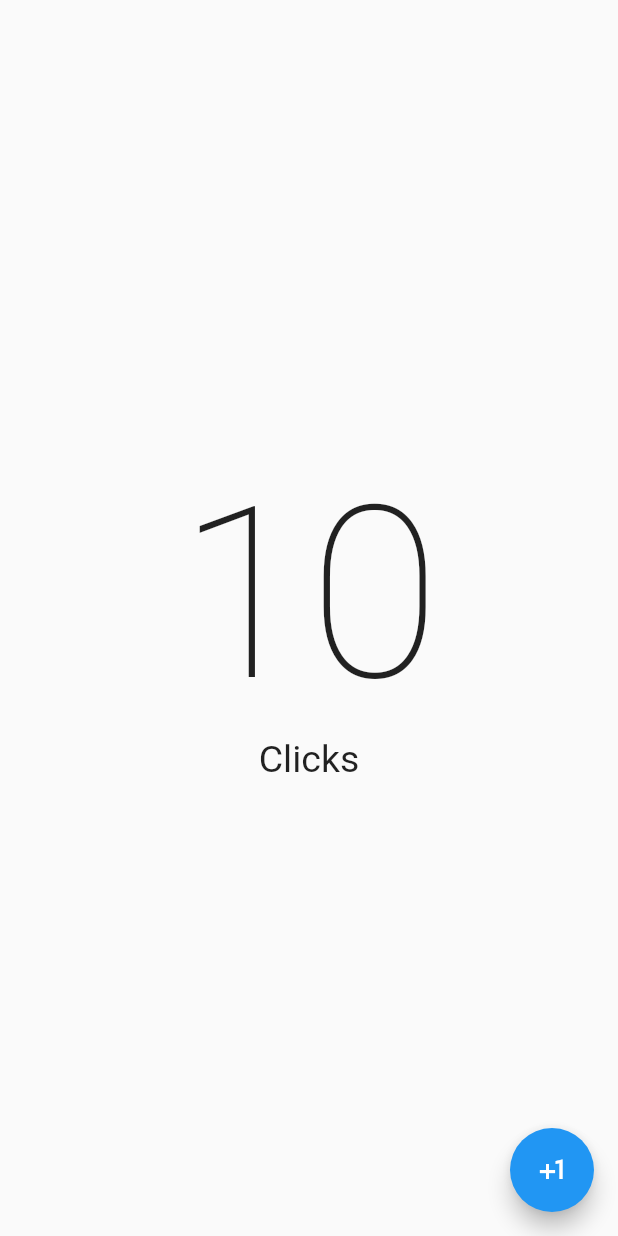
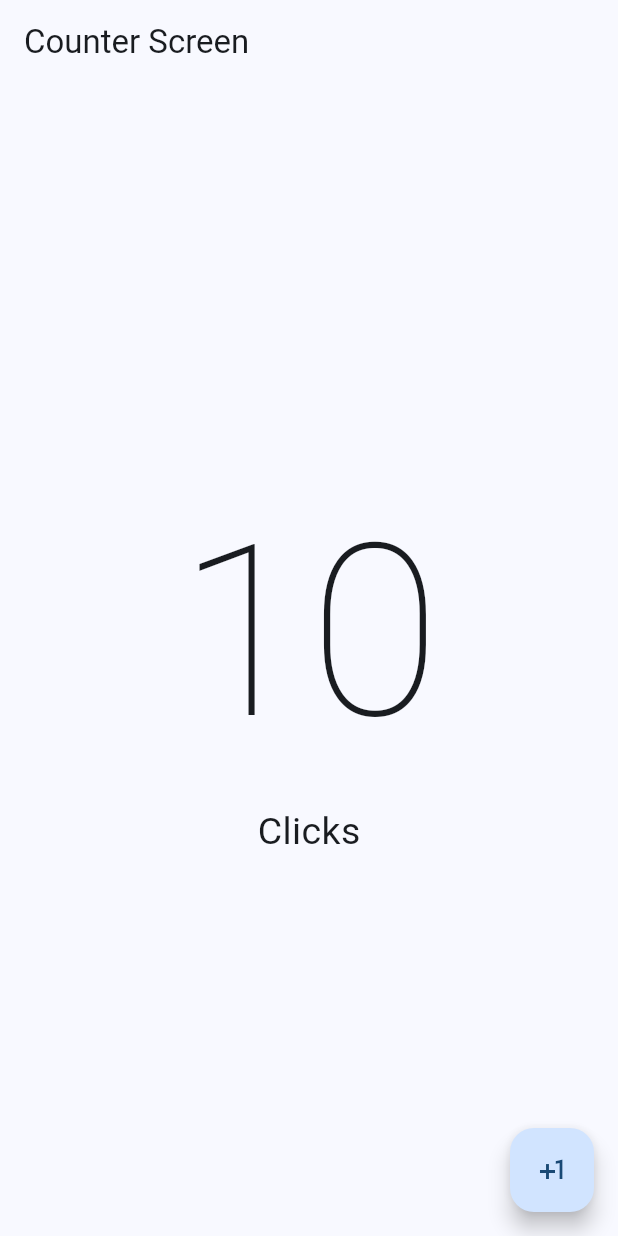
Before and after one commit to harold2tg/primerospasosflutter, a Flutter app: the screen it shows after launch, on a phone screen of 412 x 824 dp. Run offline on Flutter 3.47's test engine with Material 2 defaults, Android fonts, the light colour scheme and no system bars.

Commit message:
Material Design 3

```diff
--- a/lib/main.dart
+++ b/lib/main.dart
@@ -10,8 +10,10 @@ class MyApp extends StatelessWidget {
 
   @override
   Widget build(BuildContext context) {
-    return const MaterialApp(
-        debugShowCheckedModeBanner: false, home: CounterScreen());
+    return MaterialApp(
+        debugShowCheckedModeBanner: false,
+        theme: ThemeData(useMaterial3: true, colorSchemeSeed: Colors.blue),
+        home: const CounterScreen());
     // throw UnimplementedError();
   }
 }
--- a/lib/presentation/screens/counters/counter_screen.dart
+++ b/lib/presentation/screens/counters/counter_screen.dart
@@ -6,6 +6,9 @@ class CounterScreen extends StatelessWidget {
   @override
   Widget build(BuildContext context) {
     return Scaffold(
+      appBar: AppBar(
+        title: const Text('Counter Screen'),
+      ),
       body: Center(
         child: Column(
           mainAxisAlignment: MainAxisAlignment.center,
```
